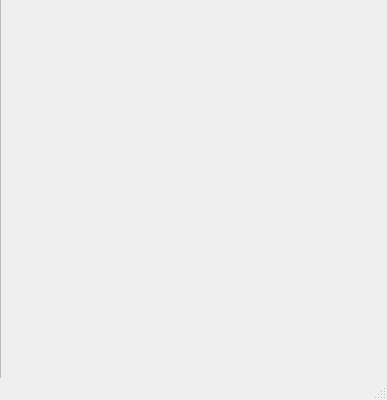
Old version of the form src/ui/mainwindow.ui in the repository solaristhesun/superterm.
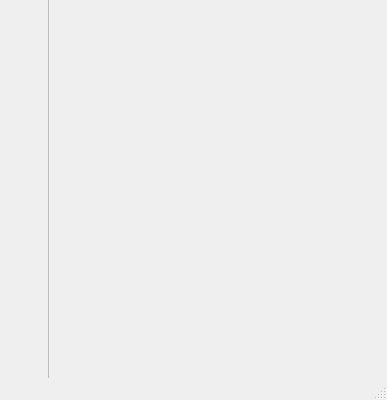
New version of the form. Custom widgets are drawn as their Qt base class.

```diff
--- a/src/ui/mainwindow.ui
+++ b/src/ui/mainwindow.ui
@@ -14,10 +14,7 @@
    <string>superterm 2014.1</string>
   </property>
   <property name="styleSheet">
-   <string notr="true">QTabBar::tab {
-  min-height: 30px;
-}
-</string>
+   <string notr="true"/>
   </property>
   <property name="unifiedTitleAndToolBarOnMac">
    <bool>false</bool>
@@ -43,11 +40,11 @@
      <widget class="ConsoleTabWidget" name="tabWidget">
       <property name="styleSheet">
        <string notr="true">QTabWidget::pane { /* The tab widget frame */
-    border-top: 2px solid #C2C7CB;
+
 }
 
 QTabWidget::tab-bar {
-    top: 0px; /* move to the right by 5px */
+   /* top: 0px; /* move to the right by 5px */
 	min-width: 50px;
 	margin-left: 10px;
 }
@@ -58,14 +55,15 @@
     background: qlineargradient(x1: 0, y1: 0, x2: 1, y2: 0,
                                 stop: 0 #E1E1E1, stop: 0.4 #DDDDdd,
                                 stop: 0.5 #D8D8D8, stop: 1.0 #D3D3D3);
-    border-top: 1px solid #C4C4C3;
-    border-left: 1px solid #C4C4C3;
-    border-bottom: 1px solid #C4C4C3;
+    border-top: 1px solid white; /*#C4C4C3;*/
+    border-left: 1px solid white; /*#C4C4C3;*/
+    border-bottom: 1px solid white; /*#C4C4C3;*/
     border-right: 0;
     border-top-left-radius: 4px;
     border-bottom-left-radius: 4px;
     padding: 2px;
     margin-left: 1px;
+    min-height: 30px;
 }
 
 QTabBar::tab:selected, QTabBar::tab:hover {
@@ -75,8 +73,8 @@
 }
 
 QTabBar::tab:selected {
-    border-color: #9B9B9B;
-    border-bottom-color: #C2C7CB; /* same as pane color */
+    border-color: white; /*#9B9B9B;*/
+   /* border-bottom-color: #C2C7CB; /* same as pane color */
     width: 23px;
 }
 
```
